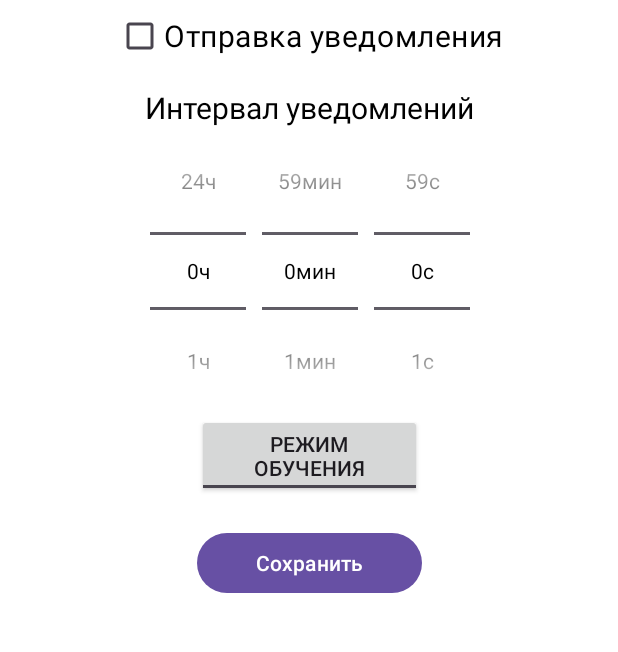
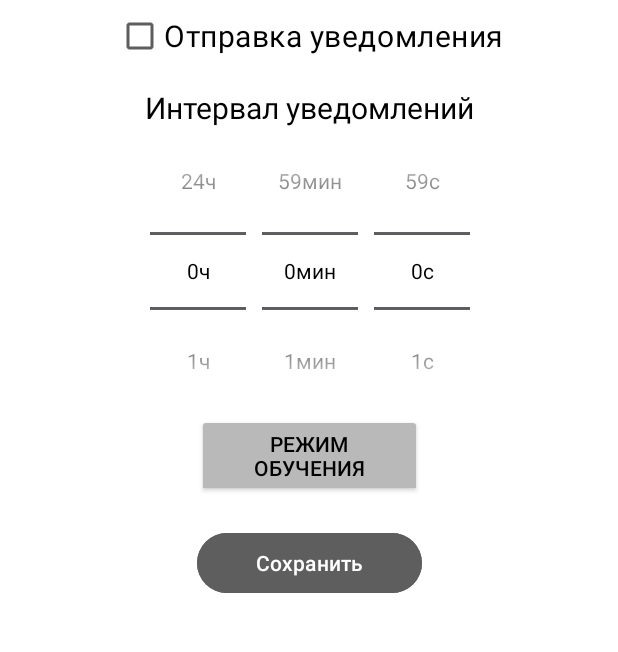
Before and after one commit to SoulsHunter352/LearningEnglish, an Android app: the screen it shows after launch (MainActivity), on a phone screen of 412 x 824 dp, the part 215-867 px from its top. Run offline under Robolectric (Android 15) with nearby library versions, the phone set to English and light mode, and no system bars.

Commit message:
Покрасил галочку

```diff
--- a/app/src/main/res/layout/activity_main.xml
+++ b/app/src/main/res/layout/activity_main.xml
@@ -38,6 +38,7 @@
             app:layout_constraintRight_toRightOf="parent"
             android:id="@+id/notification_status"
             android:textColor="@color/black"
+            android:buttonTint="#5E5E5E"
             />
 
         <TextView
@@ -87,6 +88,8 @@
             app:layout_constraintTop_toBottomOf="@id/notification_time"
             app:layout_constraintLeft_toLeftOf="parent"
             app:layout_constraintRight_toRightOf="parent"
+            android:backgroundTint="#B9B9B9"
+            android:textColor="@color/black"
             android:id="@+id/mode"
             />
         <Button
@@ -97,6 +100,8 @@
             app:layout_constraintRight_toRightOf="parent"
             android:layout_marginTop="20dp"
             android:id="@+id/save_button"
+            android:backgroundTint="#5E5E5E"
+            android:textColor="@color/white"
             android:text="@string/save"/>
 
     </androidx.constraintlayout.widget.ConstraintLayout>
```
